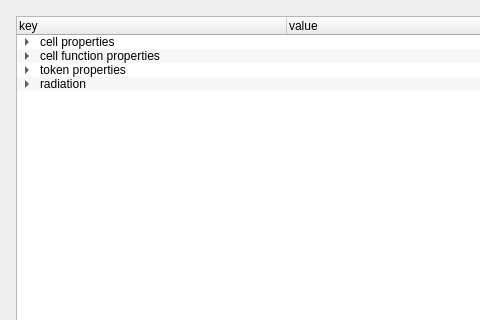
chrxh/alien, file source/Gui/Dialogs/SimulationParametersDialog.ui: the form before one commit; both pictures show x 0 to 480 and y 0 to 320 of the 775 by 539 pixel window.
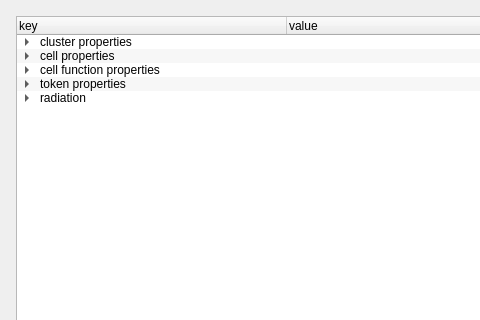
The form after the commit.

The edit to the form file:
```diff
--- a/source/Gui/Dialogs/SimulationParametersDialog.ui
+++ b/source/Gui/Dialogs/SimulationParametersDialog.ui
@@ -66,6 +66,16 @@
        <string>value</string>
       </property>
      </column>
+     <item>
+      <property name="text">
+       <string>cluster properties</string>
+      </property>
+      <item>
+       <property name="text">
+        <string>max radius</string>
+       </property>
+      </item>
+     </item>
      <item>
       <property name="text">
        <string>cell properties</string>
```
